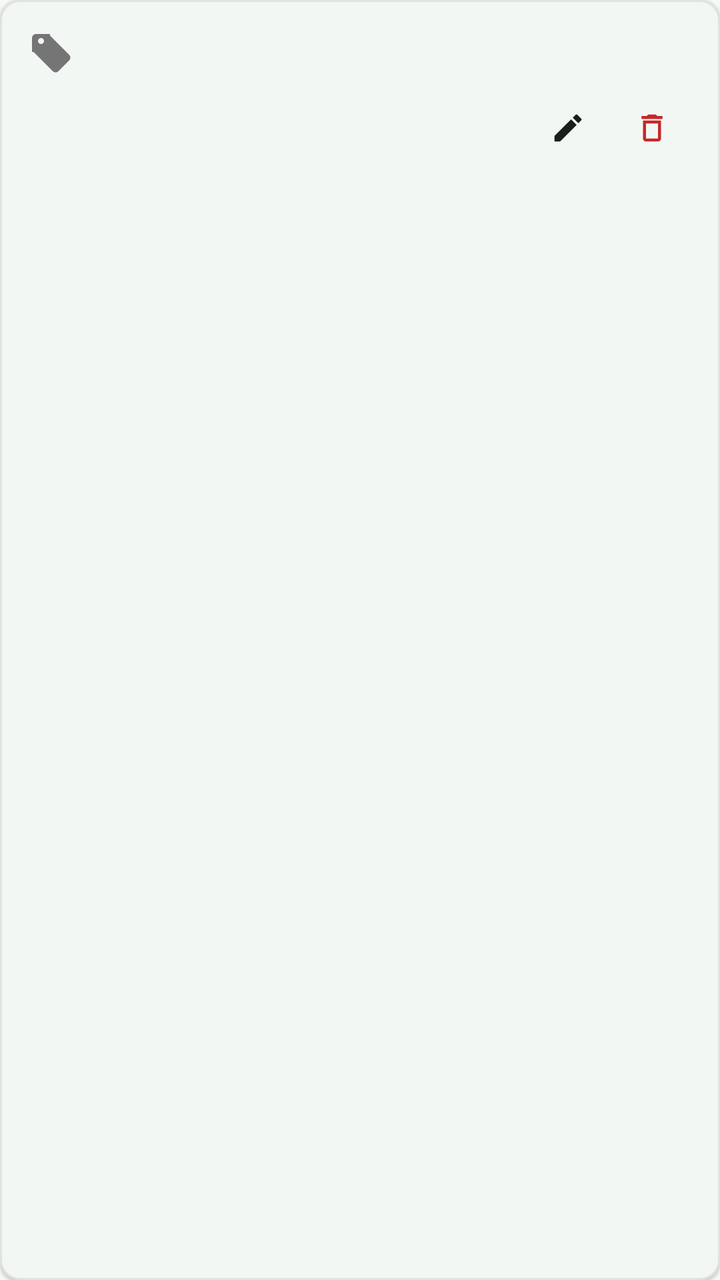
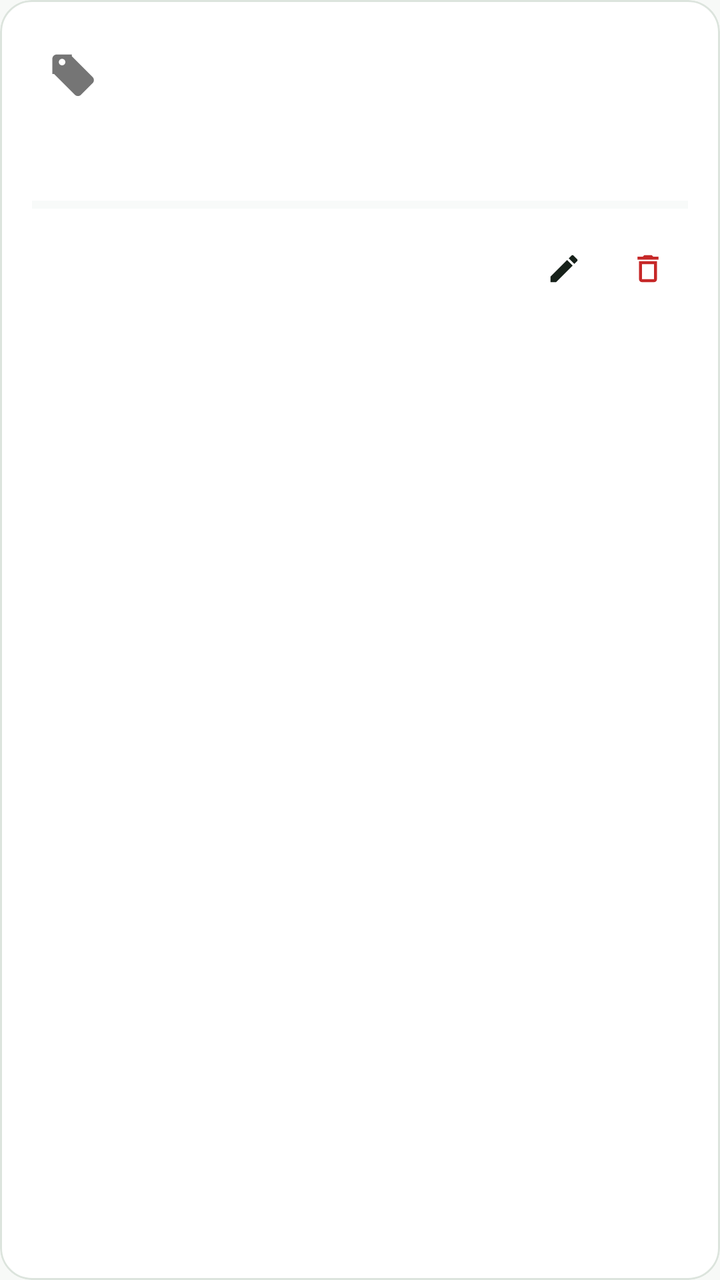

An Android layout rendered at two revisions. The XML below is the earlier revision; the diff shows what the commit changed to produce the second picture.
<!-- AndroidManifest.xml: application theme Theme.ExpenseTracker -->
<!-- res/layout/item_budget.xml -->
<?xml version="1.0" encoding="utf-8"?>
<com.google.android.material.card.MaterialCardView
    xmlns:android="http://schemas.android.com/apk/res/android"
    xmlns:app="http://schemas.android.com/apk/res-auto"
    android:layout_width="match_parent"
    android:layout_height="wrap_content"
    android:layout_marginBottom="6dp"
    app:cardBackgroundColor="@color/light_surface"
    app:cardCornerRadius="10dp"
    app:cardElevation="1dp">

    <LinearLayout
        android:layout_width="match_parent"
        android:layout_height="wrap_content"
        android:orientation="vertical"
        android:padding="8dp">

        <LinearLayout
            android:layout_width="match_parent"
            android:layout_height="wrap_content"
            android:gravity="center_vertical"
            android:orientation="horizontal">

            <ImageView
                android:id="@+id/ivBudgetIcon"
                android:layout_width="36dp"
                android:layout_height="36dp"
                android:contentDescription="Biểu tượng danh mục"
                android:padding="6dp"
                android:src="@drawable/ic_tag" />

            <TextView
                android:id="@+id/tvBudgetCategoryName"
                android:layout_width="0dp"
                android:layout_height="wrap_content"
                android:layout_weight="1"
                android:layout_marginStart="8dp"
                android:layout_marginEnd="6dp"
                android:ellipsize="end"
                android:maxLines="1"
                android:textColor="@color/light_text_primary"
                android:textSize="18sp"
                android:textStyle="bold" />

            <TextView
                android:id="@+id/tvBudgetAmount"
                android:layout_width="wrap_content"
                android:layout_height="wrap_content"
                android:maxLines="1"
                android:textColor="@color/light_text_primary"
                android:textSize="15sp"
                android:textStyle="bold" />

        </LinearLayout>

        <LinearLayout
            android:layout_width="match_parent"
            android:layout_height="wrap_content"
            android:orientation="horizontal">

            <LinearLayout
                android:layout_width="0dp"
                android:layout_height="wrap_content"
                android:layout_weight="1"
                android:orientation="vertical"
                android:paddingStart="44dp"
                android:paddingEnd="4dp">

                <TextView
                    android:id="@+id/tvBudgetPeriod"
                    android:layout_width="match_parent"
                    android:layout_height="wrap_content"
                    android:layout_marginTop="2dp"
                    android:textColor="@color/light_text_secondary"
                    android:textSize="12sp" />

                <TextView
                    android:id="@+id/tvBudgetRemaining"
                    android:layout_width="match_parent"
                    android:layout_height="wrap_content"
                    android:layout_marginTop="2dp"
                    android:textColor="@color/primary_green"
                    android:textSize="18sp"
                    android:textStyle="bold" />

            </LinearLayout>

            <LinearLayout
                android:layout_width="88dp"
                android:layout_height="wrap_content"
                android:gravity="center_vertical"
                android:orientation="horizontal">

                <com.google.android.material.button.MaterialButton
                    android:id="@+id/btnEditBudget"
                    android:layout_width="40dp"
                    android:layout_height="40dp"
                    android:contentDescription="Sửa ngân sách"
                    android:insetTop="0dp"
                    android:insetBottom="0dp"
                    android:minWidth="0dp"
                    android:minHeight="0dp"
                    app:backgroundTint="@android:color/transparent"
                    app:icon="@drawable/ic_edit"
                    app:iconGravity="textStart"
                    app:iconPadding="0dp"
                    app:iconTint="@color/light_text_primary"
                    app:strokeWidth="0dp" />

                <com.google.android.material.button.MaterialButton
                    android:id="@+id/btnDeleteBudget"
                    android:layout_width="40dp"
                    android:layout_height="40dp"
                    android:layout_marginStart="2dp"
                    android:contentDescription="Xóa ngân sách"
                    android:insetTop="0dp"
                    android:insetBottom="0dp"
                    android:minWidth="0dp"
                    android:minHeight="0dp"
                    app:backgroundTint="@android:color/transparent"
                    app:icon="@drawable/ic_delete"
                    app:iconGravity="textStart"
                    app:iconPadding="0dp"
                    app:iconTint="@color/expense_red"
                    app:strokeWidth="0dp" />

            </LinearLayout>

        </LinearLayout>

    </LinearLayout>

</com.google.android.material.card.MaterialCardView>
<!-- resources referenced by this layout -->
<resources>
  <color name="expense_red">#C62828</color>
  <color name="light_surface">@color/color_surface</color>
  <color name="light_text_primary">@color/color_on_surface</color>
  <color name="light_text_secondary">@color/color_on_surface_variant</color>
  <color name="primary_green">@color/color_primary</color>
  <!-- drawable ic_delete (drawable) -->
  <vector xmlns:android="http://schemas.android.com/apk/res/android"
      android:width="24dp"
      android:height="24dp"
      android:viewportWidth="24"
      android:viewportHeight="24">
  
      <path
          android:fillColor="#FF000000"
          android:pathData="M6,19c0,1.1 0.9,2 2,2h8c1.1,0 2,-0.9 2,-2V7H6v12zM8,9h8v10H8V9zM15.5,4l-1,-1h-5l-1,1H5v2h14V4z" />
  
  </vector>
  <!-- drawable ic_edit (drawable) -->
  <vector xmlns:android="http://schemas.android.com/apk/res/android"
      android:width="24dp"
      android:height="24dp"
      android:viewportWidth="24"
      android:viewportHeight="24">
  
      <path
          android:fillColor="#FF000000"
          android:pathData="M3,17.25V21h3.75L17.81,9.94l-3.75,-3.75L3,17.25zM20.71,7.04c0.39,-0.39 0.39,-1.02 0,-1.41l-2.34,-2.34a0.9959,0.9959 0,0 0,-1.41 0l-1.83,1.83 3.75,3.75 1.83,-1.83z" />
  
  </vector>
  <!-- drawable ic_tag (drawable) -->
  <vector xmlns:android="http://schemas.android.com/apk/res/android"
      android:width="24dp"
      android:height="24dp"
      android:viewportWidth="24"
      android:viewportHeight="24">
  
      <path
          android:fillColor="#757575"
          android:pathData="M20.59,13.41L11,3.83V3H4C2.9,3 2,3.9 2,5V12H2.83L12.41,21.59C13.19,22.37 14.46,22.37 15.24,21.59L20.59,16.24C21.37,15.46 21.37,14.19 20.59,13.41ZM6.5,8C5.67,8 5,7.33 5,6.5C5,5.67 5.67,5 6.5,5C7.33,5 8,5.67 8,6.5C8,7.33 7.33,8 6.5,8Z" />
  
  </vector>
  <style name="Theme.ExpenseTracker" parent="Base.Theme.ExpenseTracker" />
  <color name="color_surface">#FFFFFF</color>
  <color name="color_on_surface">#17211A</color>
  <color name="color_on_surface_variant">#5F6D63</color>
  <color name="color_primary">#176B3A</color>
  <color name="color_on_primary">#FFFFFF</color>
  <color name="color_primary_container">#C9F0D3</color>
  <color name="color_on_primary_container">#00210D</color>
  <color name="color_secondary">#477A58</color>
  <color name="color_on_secondary">#FFFFFF</color>
  <color name="color_secondary_container">#D0EBD5</color>
  <color name="color_on_secondary_container">#082012</color>
  <color name="color_surface_variant">#E5EBE6</color>
  <color name="color_outline">#7B897E</color>
  <color name="color_outline_variant">#DCE4DD</color>
  <color name="color_error">#B3261E</color>
  <color name="color_on_error">#FFFFFF</color>
  <color name="color_error_container">#F9DEDC</color>
  <color name="color_on_error_container">#410E0B</color>
  <color name="color_background">#F7F9F7</color>
  <!-- unchanged entries left out for length: 1 -->
</resources>

<!-- the commit's change to res/layout/item_budget.xml (unified diff, before → after) -->
@@ -4,16 +4,20 @@
     xmlns:app="http://schemas.android.com/apk/res-auto"
     android:layout_width="match_parent"
     android:layout_height="wrap_content"
-    android:layout_marginBottom="6dp"
+    android:layout_marginBottom="12dp"
     app:cardBackgroundColor="@color/light_surface"
-    app:cardCornerRadius="10dp"
-    app:cardElevation="1dp">
+    app:cardCornerRadius="16dp"
+    app:cardElevation="0dp"
+    app:strokeColor="@color/color_outline_variant"
+    app:strokeWidth="1dp">
 
     <LinearLayout
         android:layout_width="match_parent"
         android:layout_height="wrap_content"
         android:orientation="vertical"
-        android:padding="8dp">
+        android:padding="16dp">
+
+        
 
         <LinearLayout
             android:layout_width="match_parent"
@@ -23,23 +27,23 @@
 
             <ImageView
                 android:id="@+id/ivBudgetIcon"
-                android:layout_width="36dp"
-                android:layout_height="36dp"
+                android:layout_width="42dp"
+                android:layout_height="42dp"
                 android:contentDescription="Biểu tượng danh mục"
-                android:padding="6dp"
+                android:padding="8dp"
                 android:src="@drawable/ic_tag" />
 
             <TextView
                 android:id="@+id/tvBudgetCategoryName"
                 android:layout_width="0dp"
                 android:layout_height="wrap_content"
+                android:layout_marginStart="12dp"
+                android:layout_marginEnd="8dp"
                 android:layout_weight="1"
-                android:layout_marginStart="8dp"
-                android:layout_marginEnd="6dp"
                 android:ellipsize="end"
                 android:maxLines="1"
                 android:textColor="@color/light_text_primary"
-                android:textSize="18sp"
+                android:textSize="16sp"
                 android:textStyle="bold" />
 
             <TextView
@@ -53,78 +57,79 @@
 
         </LinearLayout>
 
+        
+
+        <TextView
+            android:id="@+id/tvBudgetPeriod"
+            android:layout_width="match_parent"
+            android:layout_height="wrap_content"
+            android:layout_marginTop="12dp"
+            android:textColor="@color/light_text_secondary"
+            android:textSize="12sp" />
+
+        
+
+        <ProgressBar
+            android:id="@+id/progressBudget"
+            style="?android:attr/progressBarStyleHorizontal"
+            android:layout_width="match_parent"
+            android:layout_height="8dp"
+            android:layout_marginTop="12dp"
+            android:max="100"
+            android:progress="0"
+            android:progressBackgroundTint="@color/color_surface_variant"
+            android:progressTint="@color/primary_green" />
+
+        
+
         <LinearLayout
             android:layout_width="match_parent"
             android:layout_height="wrap_content"
+            android:layout_marginTop="8dp"
+            android:gravity="center_vertical"
             android:orientation="horizontal">
 
-            <LinearLayout
+            <TextView
+                android:id="@+id/tvBudgetRemaining"
                 android:layout_width="0dp"
                 android:layout_height="wrap_content"
                 android:layout_weight="1"
-                android:orientation="vertical"
-                android:paddingStart="44dp"
-                android:paddingEnd="4dp">
+                android:textColor="@color/primary_green"
+                android:textSize="14sp"
+                android:textStyle="bold" />
 
-                <TextView
-                    android:id="@+id/tvBudgetPeriod"
-                    android:layout_width="match_parent"
-                    android:layout_height="wrap_content"
-                    android:layout_marginTop="2dp"
-                    android:textColor="@color/light_text_secondary"
-                    android:textSize="12sp" />
+            <com.google.android.material.button.MaterialButton
+                android:id="@+id/btnEditBudget"
+                android:layout_width="40dp"
+                android:layout_height="40dp"
+                android:contentDescription="Sửa ngân sách"
+                android:insetTop="0dp"
+                android:insetBottom="0dp"
+                android:minWidth="0dp"
+                android:minHeight="0dp"
+                app:backgroundTint="@android:color/transparent"
+                app:icon="@drawable/ic_edit"
+                app:iconGravity="textStart"
+                app:iconPadding="0dp"
+                app:iconTint="@color/light_text_primary"
+                app:strokeWidth="0dp" />
 
-                <TextView
-                    android:id="@+id/tvBudgetRemaining"
-                    android:layout_width="match_parent"
-                    android:layout_height="wrap_content"
-                    android:layout_marginTop="2dp"
-                    android:textColor="@color/primary_green"
-                    android:textSize="18sp"
-                    android:textStyle="bold" />
-
-            </LinearLayout>
-
-            <LinearLayout
-                android:layout_width="88dp"
-                android:layout_height="wrap_content"
-                android:gravity="center_vertical"
-                android:orientation="horizontal">
-
-                <com.google.android.material.button.MaterialButton
-                    android:id="@+id/btnEditBudget"
-                    android:layout_width="40dp"
-                    android:layout_height="40dp"
-                    android:contentDescription="Sửa ngân sách"
-                    android:insetTop="0dp"
-                    android:insetBottom="0dp"
-                    android:minWidth="0dp"
-                    android:minHeight="0dp"
-                    app:backgroundTint="@android:color/transparent"
-                    app:icon="@drawable/ic_edit"
-                    app:iconGravity="textStart"
-                    app:iconPadding="0dp"
-                    app:iconTint="@color/light_text_primary"
-                    app:strokeWidth="0dp" />
-
-                <com.google.android.material.button.MaterialButton
-                    android:id="@+id/btnDeleteBudget"
-                    android:layout_width="40dp"
-                    android:layout_height="40dp"
-                    android:layout_marginStart="2dp"
-                    android:contentDescription="Xóa ngân sách"
-                    android:insetTop="0dp"
-                    android:insetBottom="0dp"
-                    android:minWidth="0dp"
-                    android:minHeight="0dp"
-                    app:backgroundTint="@android:color/transparent"
-                    app:icon="@drawable/ic_delete"
-                    app:iconGravity="textStart"
-                    app:iconPadding="0dp"
-                    app:iconTint="@color/expense_red"
-                    app:strokeWidth="0dp" />
-
-            </LinearLayout>
+            <com.google.android.material.button.MaterialButton
+                android:id="@+id/btnDeleteBudget"
+                android:layout_width="40dp"
+                android:layout_height="40dp"
+                android:layout_marginStart="2dp"
+                android:contentDescription="Xóa ngân sách"
+                android:insetTop="0dp"
+                android:insetBottom="0dp"
+                android:minWidth="0dp"
+                android:minHeight="0dp"
+                app:backgroundTint="@android:color/transparent"
+                app:icon="@drawable/ic_delete"
+                app:iconGravity="textStart"
+                app:iconPadding="0dp"
+                app:iconTint="@color/expense_red"
+                app:strokeWidth="0dp" />
 
         </LinearLayout>
 
